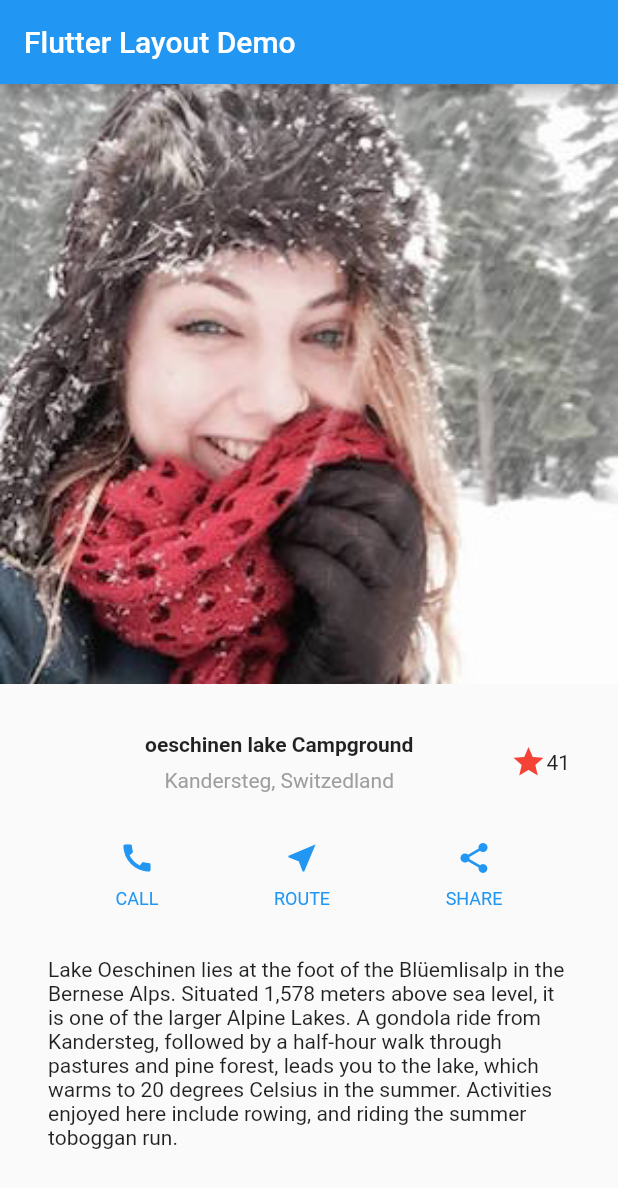
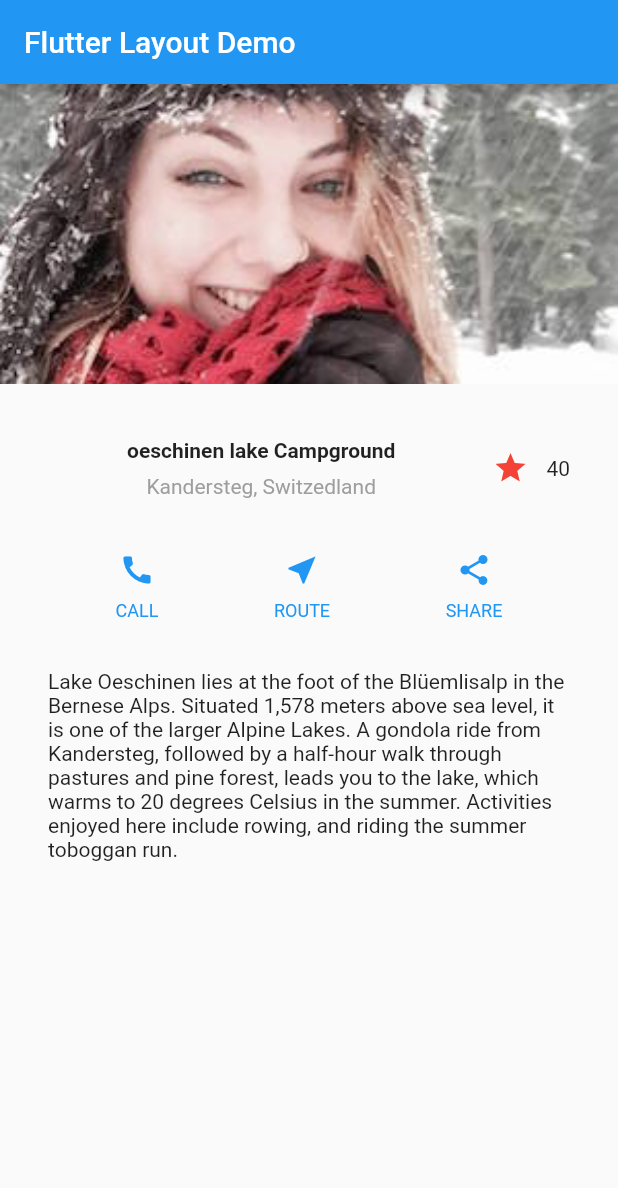
Before and after one commit to acantuta/flutter_examples, a Flutter app: the screen it shows after launch, on a phone screen of 412 x 824 dp. Shown: the top 1188 px of the screen. Run offline on Flutter 3.47's test engine with Material 2 defaults, Android fonts, the phone set to English and light mode, and no system bars.

Commit message:
Tutorial Layout

```diff
--- a/lib/main.dart
+++ b/lib/main.dart
@@ -11,7 +11,7 @@ class MyApp extends StatelessWidget {
     Widget imageSection = Image.asset(
       "images/pic0.jpg",
       width: double.infinity,
-      height: 400,
+      height: 200,
       fit: BoxFit.cover,
     );
 
@@ -40,8 +40,7 @@ class MyApp extends StatelessWidget {
               ],
             ),
           ),
-          Icon(Icons.star, color: Colors.red,),
-          Text("41")
+          FavoriteWidget(),
         ],
       ),
     );
@@ -111,3 +110,42 @@ class MyApp extends StatelessWidget {
     );
   }
 }
+
+class FavoriteWidget extends StatefulWidget {
+  const FavoriteWidget({
+    Key key,
+  }) : super(key: key);
+
+  @override
+  _FavoriteWidgetState createState() => _FavoriteWidgetState();
+}
+
+class _FavoriteWidgetState extends State<FavoriteWidget> {
+  bool _isFavorited = true;
+  int _favoriteCount = 40;
+
+  @override
+  Widget build(BuildContext context) {
+    return Row(
+      mainAxisSize: MainAxisSize.min,
+        children: [
+      IconButton(
+        icon: _isFavorited ? Icon(Icons.star) : Icon(Icons.star_border),
+        color: Colors.red,
+        onPressed: _toggleFavorite,
+      ),
+      Text('${_favoriteCount}')
+    ]);
+  }
+
+  void _toggleFavorite() {
+    setState(() {
+      if (_isFavorited) {
+        _favoriteCount--;
+      } else {
+        _favoriteCount++;
+      }
+      _isFavorited = !_isFavorited;
+    });
+  }
+}
```
